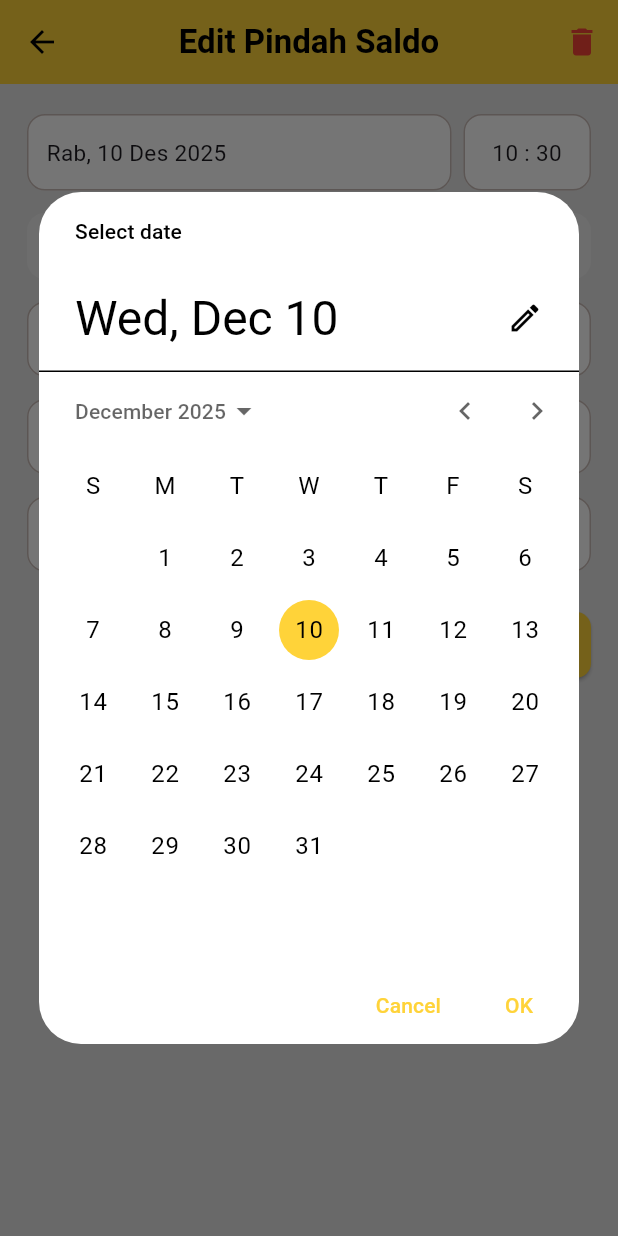
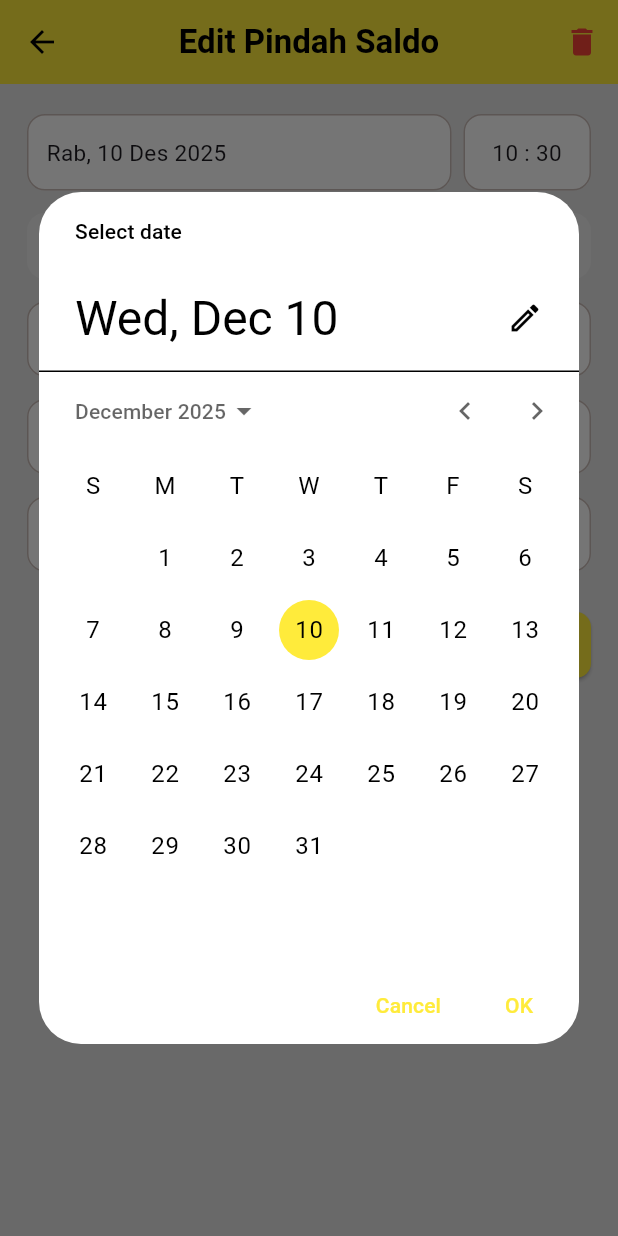
Before and after one commit to yaya7807-ai/mobile-kelompok-09, a Flutter app: the EditTransactionScreen screen opened directly with empty values, after a tap on an icon or button, on a phone screen of 412 x 824 dp. Run offline on Flutter 3.47's test engine with Material 3 defaults, Android fonts, the phone set to English and light mode, and no system bars; our stand-ins replace cloud_firestore, firebase_auth, firebase_core, fl_chart, flutter_svg; accounts and stored records are empty.

Commit message:
perubahan minor (warna) pada edit transaksi screen

```diff
--- a/mydompet/lib/screens/edit_transaction_screen.dart
+++ b/mydompet/lib/screens/edit_transaction_screen.dart
@@ -80,7 +80,7 @@ class _EditTransactionScreenState extends State<EditTransactionScreen> {
       builder: (context, child) => Theme(
         data: Theme.of(context).copyWith(
           colorScheme: const ColorScheme.light(
-            primary: Color(0xFFFFD339),
+            primary: Color.fromARGB(255, 255, 235, 59),
             onPrimary: Colors.black,
             onSurface: Colors.black,
           ),
@@ -285,7 +285,7 @@ class _EditTransactionScreenState extends State<EditTransactionScreen> {
     return Scaffold(
       backgroundColor: const Color(0xFFE5E5E5),
       appBar: AppBar(
-        backgroundColor: const Color(0xFFFFD339),
+        backgroundColor: const Color.fromARGB(255, 255, 235, 59),
         elevation: 0,
         centerTitle: true,
         leading: IconButton(
@@ -377,7 +377,7 @@ class _EditTransactionScreenState extends State<EditTransactionScreen> {
                       horizontal: 28,
                       vertical: 12,
                     ),
-                    backgroundColor: const Color(0xFFFFD339),
+                    backgroundColor: const Color.fromARGB(255, 255, 235, 59),
                     shape: RoundedRectangleBorder(
                       borderRadius: BorderRadius.circular(10),
                     ),
```
